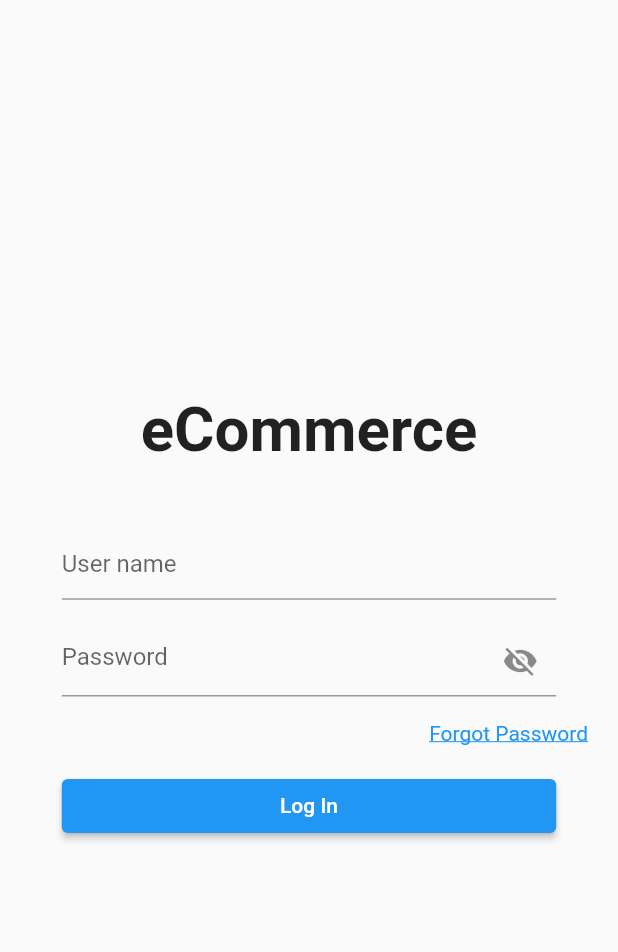
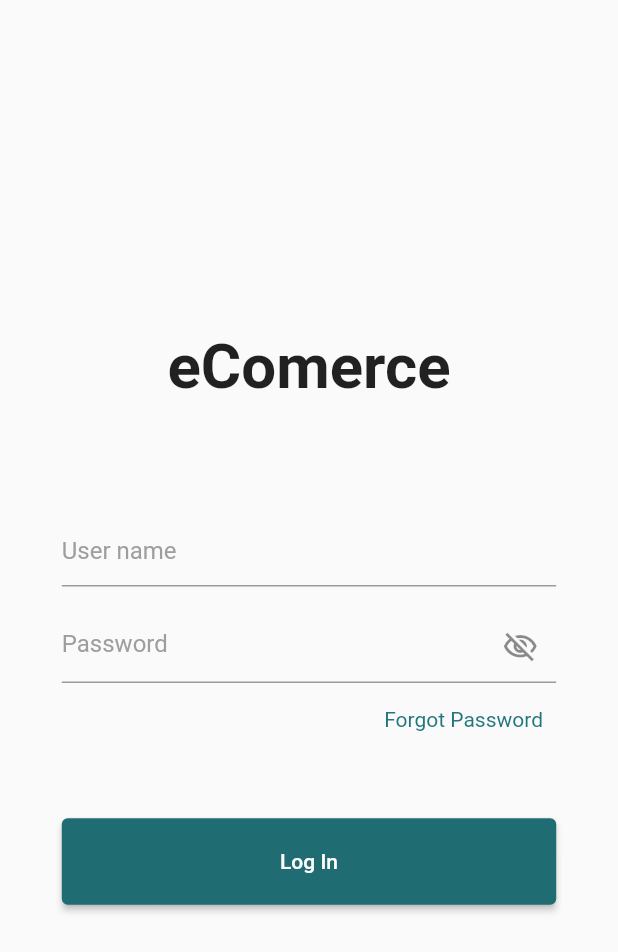
Before and after one commit to 4xMafole/test_store, a Flutter app: the screen it shows after launch, on a phone screen of 412 x 824 dp. Shown: the top 952 px of the screen. Run offline on Flutter 3.47's test engine with Material 2 defaults, Android fonts, the phone set to English and light mode, and no system bars; our stand-ins replace bloc, flutter_bloc; generated files the repository leaves out were written again.

Commit message:
feat: Redesigned the login page.

```diff
--- a/lib/app/view/app.dart
+++ b/lib/app/view/app.dart
@@ -1,4 +1,5 @@
 import 'package:flutter/material.dart';
+import 'package:test_store/home/view/home_page.dart';
 import 'package:test_store/l10n/l10n.dart';
 import 'package:test_store/login/view/login_page.dart';
 
@@ -8,14 +9,17 @@ class App extends StatelessWidget {
   @override
   Widget build(BuildContext context) {
     return MaterialApp(
+      debugShowCheckedModeBanner: false,
       theme: ThemeData(
-        appBarTheme: const AppBarTheme(color: Color(0xFF13B9FF)),
+        appBarTheme:
+            const AppBarTheme(color: Color.fromARGB(255, 31, 108, 114)),
         colorScheme: ColorScheme.fromSwatch(
-          accentColor: const Color(0xFF13B9FF),
+          accentColor: const Color.fromARGB(255, 31, 108, 114),
         ),
       ),
       localizationsDelegates: AppLocalizations.localizationsDelegates,
       supportedLocales: AppLocalizations.supportedLocales,
+      // home: LoginPage(),
       home: LoginPage(),
     );
   }
--- /dev/null
+++ b/lib/home/cubit/home_state.dart
@@ -0,0 +1,6 @@
+part of 'home_cubit.dart';
+
+@immutable
+abstract class HomeState {}
+
+class HomeInitial extends HomeState {}
--- /dev/null
+++ b/lib/home/home.dart
@@ -0,0 +1,2 @@
+export 'cubit/home_cubit.dart';
+export 'view/view.dart';
--- /dev/null
+++ b/lib/home/view/view.dart
@@ -0,0 +1,2 @@
+export 'home_page.dart';
+export 'home_view.dart';
--- /dev/null
+++ b/lib/home/widgets/widgets.dart
@@ -0,0 +1 @@
+export 'custom_text.dart';
--- a/lib/login/view/login_page.dart
+++ b/lib/login/view/login_page.dart
@@ -27,33 +27,40 @@ class _LoginPageState extends State<LoginPage> {
                   mainAxisAlignment: MainAxisAlignment.center,
                   children: [
                     Text(
-                      'eCommerce',
+                      'eComerce',
                       style: TextStyle(
                         fontSize: size.width * 0.1,
                         fontWeight: FontWeight.bold,
                       ),
                     ),
-                    SizedBox(height: size.height * 0.05),
+                    SizedBox(height: size.height * 0.09),
                     SizedBox(
                       width: size.width * 0.8,
-                      child: const TextField(
+                      child: TextField(
                         decoration: InputDecoration(
                           hintText: 'User name',
+                          hintStyle: TextStyle(
+                            color: Colors.grey.shade500,
+                          ),
                         ),
                       ),
                     ),
                     SizedBox(height: size.height * 0.02),
                     SizedBox(
                       width: size.width * 0.8,
-                      child: TextField(
+                      child: TextFormField(
                         obscureText: _isObscure,
                         decoration: InputDecoration(
+                          focusColor: const Color.fromARGB(255, 31, 108, 114),
                           hintText: 'Password',
+                          hintStyle: TextStyle(
+                            color: Colors.grey.shade500,
+                          ),
                           suffixIcon: IconButton(
                             icon: Icon(
                               _isObscure
-                                  ? Icons.visibility_off
-                                  : Icons.visibility,
+                                  ? Icons.visibility_off_outlined
+                                  : Icons.visibility_outlined,
                             ),
                             onPressed: () {
                               setState(() {
@@ -65,25 +72,35 @@ class _LoginPageState extends State<LoginPage> {
                       ),
                     ),
                     SizedBox(height: size.height * 0.02),
-                    GestureDetector(
-                      onTap: () {
-                        // Navigate to forgot password screen
-                      },
-                      child: const Align(
-                        alignment: Alignment.centerRight,
-                        child: Text(
-                          'Forgot Password',
-                          style: TextStyle(
-                            decoration: TextDecoration.underline,
-                            color: Colors.blue,
+                    Align(
+                      alignment: Alignment.centerRight,
+                      child: GestureDetector(
+                        onTap: () {
+                          // Navigate to forgot password screen
+                        },
+                        child: Container(
+                          padding: const EdgeInsets.symmetric(
+                            horizontal: 30,
+                          ),
+                          child: const Text(
+                            'Forgot Password',
+                            style: TextStyle(
+                              color: Color.fromARGB(255, 35, 118, 124),
+                            ),
                           ),
                         ),
                       ),
                     ),
-                    SizedBox(height: size.height * 0.02),
+                    SizedBox(height: size.height * 0.07),
                     SizedBox(
                       width: size.width * 0.8,
+                      height: size.height * 0.07,
                       child: ElevatedButton(
+                        style: const ButtonStyle(
+                          backgroundColor: MaterialStatePropertyAll(
+                            Color.fromARGB(255, 31, 108, 114),
+                          ),
+                        ),
                         onPressed: () {
                           // Handle login button press
                         },
--- a/pubspec.yaml
+++ b/pubspec.yaml
@@ -13,6 +13,7 @@ dependencies:
   flutter_bloc: ^8.1.2
   flutter_localizations:
     sdk: flutter
+  http: ^0.13.5
   intl: ^0.17.0
 
 dev_dependencies:
```
Also changed, not shown: lib/home/cubit/home_cubit.dart (added, +8 -0 lines), lib/home/view/home_page.dart (added, +274 -0 lines), lib/home/widgets/custom_text.dart (added, +37 -0 lines), lib/home/view/home_view.dart (added), pubspec.lock.
